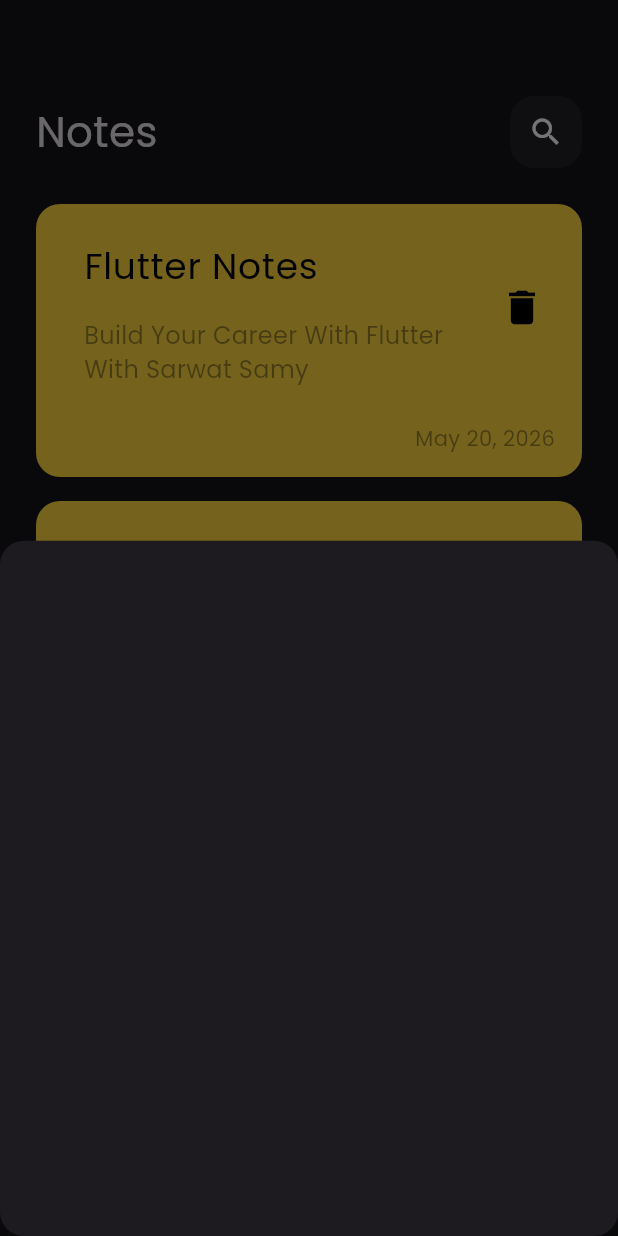
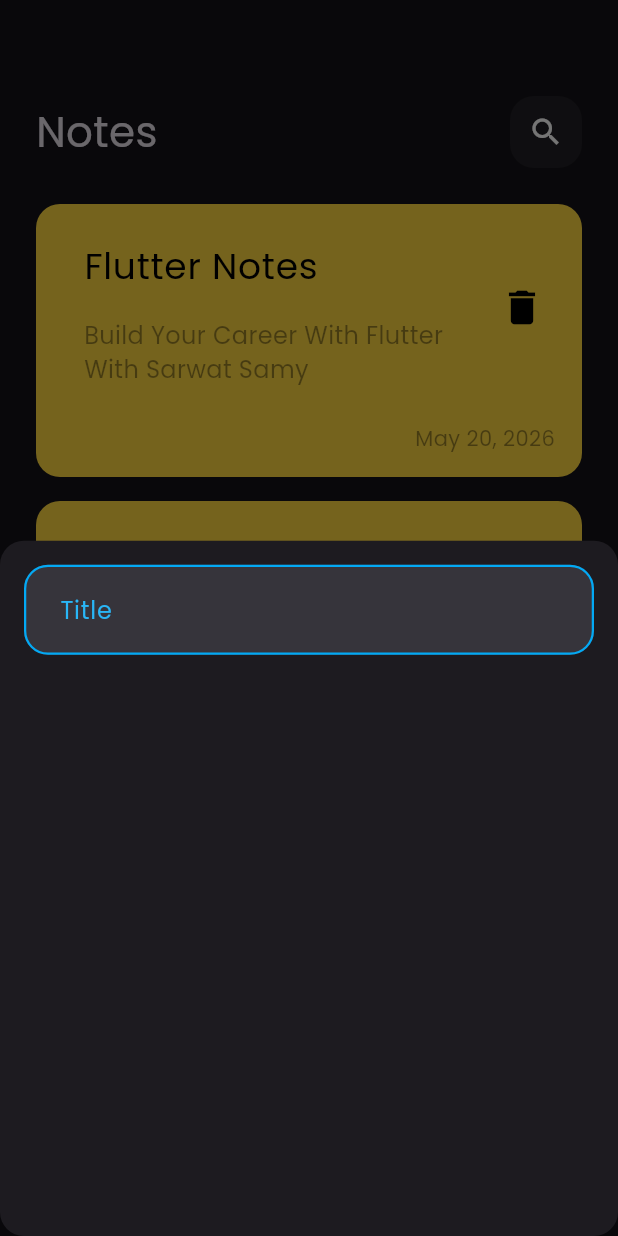
Before and after one commit to msyf19687-max/Notes_App, a Flutter app: the screen it shows after launch, after a tap on the "add" icon, on a phone screen of 412 x 824 dp. Run offline on Flutter 3.47's test engine with Material 3 defaults, Android fonts, the phone set to English and light mode, and no system bars.

Commit message:
create custom text field

```diff
--- a/lib/views/widgets/custom_add_note_buttom.dart
+++ b/lib/views/widgets/custom_add_note_buttom.dart
@@ -1,10 +1,18 @@
 import 'package:flutter/material.dart';
+import 'package:notse_app/views/widgets/custom_textfield.dart';
 
 class AddNoteButtomSheet extends StatelessWidget {
   const AddNoteButtomSheet({super.key});
 
   @override
   Widget build(BuildContext context) {
-    return Container();
+    return Padding(
+      padding: const EdgeInsets.all(16.0),
+      child: Column(
+        children: [
+          CustomTextField(customHint: 'Title'),
+        ],
+      ),
+    );
   }
 }
--- /dev/null
+++ b/lib/views/widgets/custom_textfield.dart
@@ -0,0 +1,75 @@
+import 'package:flutter/material.dart';
+
+class CustomTextField extends StatelessWidget {
+  const CustomTextField({super.key, required this.customHint});
+  final String customHint;
+  @override
+  Widget build(BuildContext context) {
+
+   return TextField(
+  style: const TextStyle(
+    fontSize: 15,
+    fontWeight: FontWeight.w500,
+    color: Colors.black87,
+  ),
+  decoration: InputDecoration(
+    hintText: customHint,
+    hintStyle: TextStyle(
+      color: Colors.lightBlue.shade400,
+      fontSize: 16,
+    ),
+    filled: true,
+    //fillColor: Colors.grey.shade50,
+    contentPadding: const EdgeInsets.symmetric(
+      horizontal: 20,
+      vertical: 18,
+    ),
+
+    // 1. الحالة العادية (Idle)
+    enabledBorder: OutlineInputBorder(
+      borderRadius: BorderRadius.circular(16),
+      borderSide: const BorderSide(
+        color: Colors.lightBlue,
+        width: 1.5,
+      ),
+    ),
+
+    // 2. حالة التركيز (Focused / متداس عليه)
+    focusedBorder: OutlineInputBorder(
+      borderRadius: BorderRadius.circular(16),
+      borderSide: const BorderSide(
+        color: Colors.lightBlue,
+        width: 2.0,
+      ),
+    ),
+
+    // 3. حالة الخطأ (Error)
+    errorBorder: OutlineInputBorder(
+      borderRadius: BorderRadius.circular(16),
+      borderSide: const BorderSide(
+        color: Color(0xFFDC3545),
+        width: 1.5,
+      ),
+    ),
+
+    // 4. حالة التركيز مع وجود خطأ (Focused Error)
+    focusedErrorBorder: OutlineInputBorder(
+      borderRadius: BorderRadius.circular(16),
+      borderSide: const BorderSide(
+        color: Color(0xFFDC3545),
+        width: 2.0,
+      ),
+    ),
+
+    // 5. حالة التعطيل (Disabled)
+    disabledBorder: OutlineInputBorder(
+      borderRadius: BorderRadius.circular(16),
+      borderSide: BorderSide(
+        color: Colors.lightBlue.shade300,
+        width: 1.0,
+      ),
+    ),
+  ),
+);
+  }
+}
```
